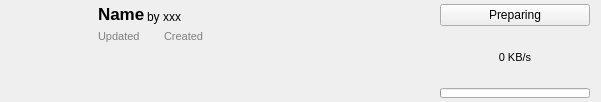
First picture: the form in src/ui/modrinth/modrinthmoditemwidget.ui, repository kaniol-lck/modmanager, before the edit.
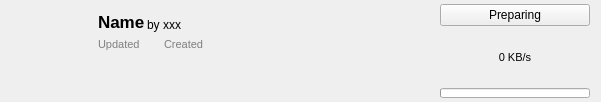
Second picture: the form after the edit. Icons and pictures are not drawn. Custom widgets are drawn as their Qt base class.

```diff
--- a/src/ui/modrinth/modrinthmoditemwidget.ui
+++ b/src/ui/modrinth/modrinthmoditemwidget.ui
@@ -63,6 +63,12 @@
            <verstretch>0</verstretch>
           </sizepolicy>
          </property>
+         <property name="minimumSize">
+          <size>
+           <width>0</width>
+           <height>28</height>
+          </size>
+         </property>
          <property name="font">
           <font>
            <pointsize>13</pointsize>
@@ -362,6 +368,14 @@
    </item>
   </layout>
  </widget>
+ <customwidgets>
+  <customwidget>
+   <class>TagsWidget</class>
+   <extends>QWidget</extends>
+   <header location="global">ui/tagswidget.h</header>
+   <container>1</container>
+  </customwidget>
+ </customwidgets>
  <resources/>
  <connections/>
 </ui>
```
Left out of the diff: 11 changed lines with no effect on the pictures.
